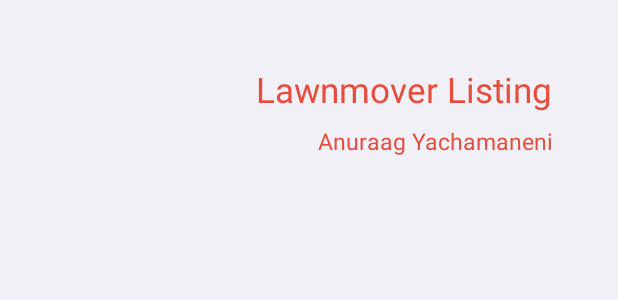
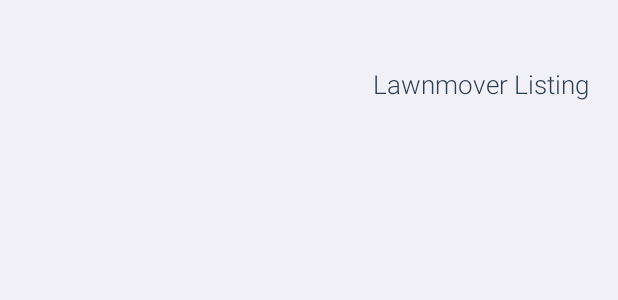
Before and after one commit to hackathoner/Barter, an Android app: the layout message_listview_item.xml on its own in the app's theme, with its tools: preview values and no code run, on a phone screen of 412 x 824 dp. Shown: the top 300 px of the screen. Run offline under Robolectric (Android 15) with nearby library versions, the phone set to English and light mode, and no system bars.

Commit message:
Fixes aren't working

```diff
--- a/app/src/main/java/me/anuraag/barter/ChatsActivity.java
+++ b/app/src/main/java/me/anuraag/barter/ChatsActivity.java
@@ -177,11 +177,12 @@ public class ChatsActivity extends Activity {
                                     myIntent.putExtra("ChatterEmail", chatObject.getChatterEmail());
                                     myIntent.putExtra("Title",chatObject.getTitle());
                                     startActivity(myIntent);
+
                                 }
                             });
 
+
                         }
-
                         Log.d("Child", f.child("email").getValue().toString());
 
                     }else{
--- a/app/src/main/java/me/anuraag/barter/HomePage.java
+++ b/app/src/main/java/me/anuraag/barter/HomePage.java
@@ -221,9 +221,10 @@ public class HomePage extends Activity {
             image = (ImageView)rootView.findViewById(R.id.imageView);
             if(notif.getListingType() != null){
                 String s = notif.getListingType();
+                String names = notif.getListingType();
                 ArrayAdapter<String> itemsArrayList = new ArrayAdapter<String>(getContext(),   android.R.layout.simple_list_item_1);
                 String[] itemNames = getContext().getResources().getStringArray(R.array.spinner_array);
-                for(String names: itemNames){
+//                for(String names: itemNames){
                     if(s.equals(names)){
                         String swag = "R.drawable." + names.trim().replace(" ","");
                         Log.d("Swig",swag);
@@ -233,7 +234,7 @@ public class HomePage extends Activity {
                         names = names.toLowerCase();
                         image.setImageResource(getContext().getResources().getIdentifier(names.replace(" ",""),"drawable",getContext().getPackageName()));
 //                        getContext().getResources().getDrawable()
-                    }
+//                    }
                 }
 
             }
--- /dev/null
+++ b/app/src/main/res/drawable/my_message.xml
@@ -0,0 +1,6 @@
+<?xml version="1.0" encoding="UTF-8"?>
+<shape xmlns:android="http://schemas.android.com/apk/res/android">
+    <solid android:color="#ecf0f1"/>
+    <corners android:radius="20dp"/>
+    <padding android:left="0dip" android:top="0dip" android:right="0dip" android:bottom="0dip" />
+</shape>
--- a/app/src/main/res/layout/activity_chat_screen.xml
+++ b/app/src/main/res/layout/activity_chat_screen.xml
@@ -14,10 +14,11 @@
 
         <ListView
             android:layout_width="match_parent"
-            android:divider="@android:color/black"
-            android:dividerHeight="1dp"
+            android:dividerHeight="50dp"
+            android:divider="@android:color/transparent"
             android:layout_marginBottom="60dp"
             android:id="@+id/lists"
+            android:scrollbars="none"
             android:stackFromBottom="true"
             android:transcriptMode="alwaysScroll"
             android:layout_height="match_parent">
--- a/app/src/main/res/layout/back_actionbar.xml
+++ b/app/src/main/res/layout/back_actionbar.xml
@@ -23,7 +23,7 @@
 
     <ImageView
         android:id="@+id/imageView1"
-        android:layout_width="25dp"
+        android:layout_width="20dp"
         android:layout_height="25dp"
         android:layout_alignParentLeft="true"
         android:layout_centerVertical="true"
--- a/app/src/main/res/layout/message_listview_item.xml
+++ b/app/src/main/res/layout/message_listview_item.xml
@@ -1,31 +1,33 @@
 <?xml version="1.0" encoding="utf-8"?>
 <RelativeLayout xmlns:android="http://schemas.android.com/apk/res/android"
     android:orientation="vertical" android:layout_width="match_parent"
-    android:layout_margin="20dp"
-    android:padding="20dp"
     android:id="@+id/layout"
+    android:layout_marginTop="40dp"
+    android:layout_marginLeft="15dp"
+    android:layout_marginRight="15dp"
     android:layout_height="match_parent">
 
     <TextView
         android:id="@+id/message"
-        android:textColor="#e74c3c"
+        android:textColor="#2c3e50"
         android:layout_width="wrap_content"
         android:padding="4dp"
+        android:fontFamily="sans-serif-light"
         android:layout_alignParentRight="true"
-        android:textSize="23sp"
+        android:textSize="17sp"
+        android:gravity="left"
         android:layout_height="wrap_content"
         android:text="Lawnmover Listing" />
-    <TextView
-        android:id="@+id/timestamp"
-        android:textColor="#e74c3c"
-        android:layout_width="wrap_content"
-        android:padding="4dp"
-        android:layout_alignParentRight="true"
-        android:textSize="15sp"
-       android:gravity="right"
-        android:layout_below="@+id/message"
-        android:layout_height="wrap_content"
-        android:text="Anuraag Yachamaneni" />
+    <!--<TextView-->
+        <!--android:id="@+id/timestamp"-->
+        <!--android:textColor="#2c3e50"-->
+        <!--android:layout_width="wrap_content"-->
+        <!--android:padding="4dp"-->
+        <!--android:textSize="11sp"-->
+        <!--android:gravity="right"-->
+        <!--android:layout_below="@+id/message"-->
+        <!--android:layout_height="wrap_content"-->
+        <!--android:text="Anuraag Yachamaneni" />-->
 
 
 </RelativeLayout>
```
Also changed, not shown: app/src/main/java/me/anuraag/barter/ChatScreen.java (+24 -4 lines).
